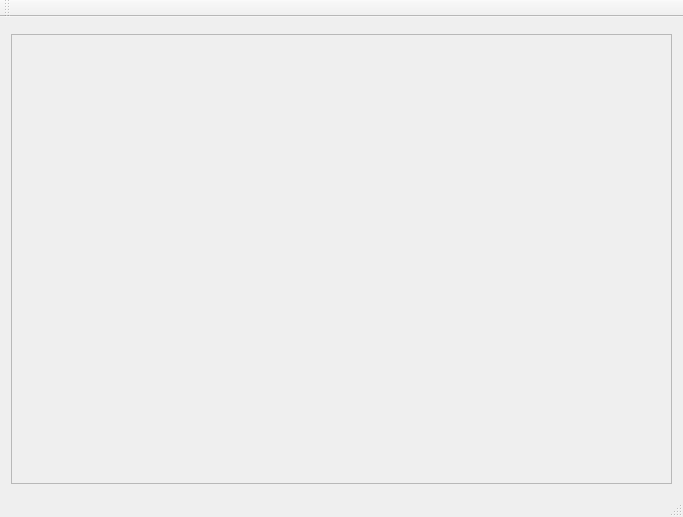
Old version of the form E2EEIM-Desktop/mainwindow.ui in the repository E2EEIM/E2EEIM.
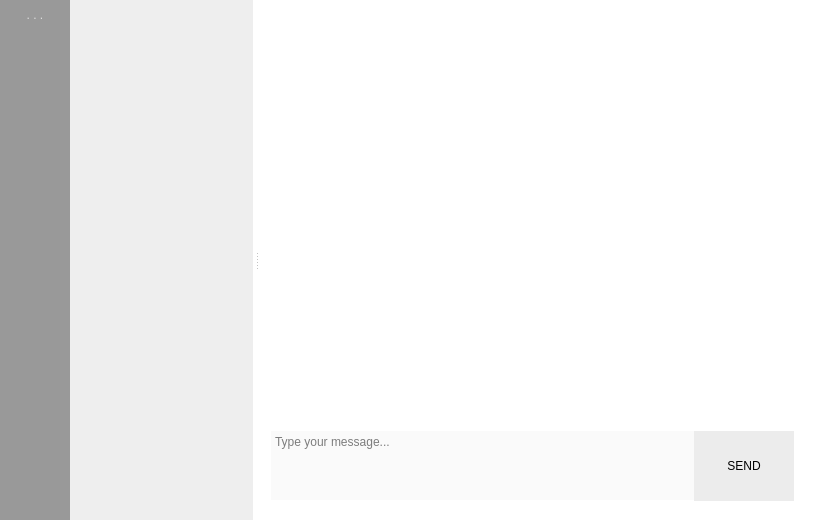
New version of the form. Icons and pictures are not drawn.

Commit message: Recreate Main Window

The edit to the form file:
```diff
--- a/E2EEIM-Desktop/mainwindow.ui
+++ b/E2EEIM-Desktop/mainwindow.ui
@@ -6,71 +6,474 @@
    <rect>
     <x>0</x>
     <y>0</y>
-    <width>683</width>
-    <height>517</height>
+    <width>818</width>
+    <height>520</height>
    </rect>
   </property>
+  <property name="palette">
+   <palette>
+    <active>
+     <colorrole role="Base">
+      <brush brushstyle="SolidPattern">
+       <color alpha="255">
+        <red>255</red>
+        <green>255</green>
+        <blue>255</blue>
+       </color>
+      </brush>
+     </colorrole>
+     <colorrole role="Window">
+      <brush brushstyle="SolidPattern">
+       <color alpha="255">
+        <red>255</red>
+        <green>255</green>
+        <blue>255</blue>
+       </color>
+      </brush>
+     </colorrole>
+    </active>
+    <inactive>
+     <colorrole role="Base">
+      <brush brushstyle="SolidPattern">
+       <color alpha="255">
+        <red>255</red>
+        <green>255</green>
+        <blue>255</blue>
+       </color>
+      </brush>
+     </colorrole>
+     <colorrole role="Window">
+      <brush brushstyle="SolidPattern">
+       <color alpha="255">
+        <red>255</red>
+        <green>255</green>
+        <blue>255</blue>
+       </color>
+      </brush>
+     </colorrole>
+    </inactive>
+    <disabled>
+     <colorrole role="Base">
+      <brush brushstyle="SolidPattern">
+       <color alpha="255">
+        <red>255</red>
+        <green>255</green>
+        <blue>255</blue>
+       </color>
+      </brush>
+     </colorrole>
+     <colorrole role="Window">
+      <brush brushstyle="SolidPattern">
+       <color alpha="255">
+        <red>255</red>
+        <green>255</green>
+        <blue>255</blue>
+       </color>
+      </brush>
+     </colorrole>
+    </disabled>
+   </palette>
+  </property>
   <property name="windowTitle">
    <string>MainWindow</string>
   </property>
   <widget class="QWidget" name="centralWidget">
-   <layout class="QVBoxLayout" name="verticalLayout">
+   <layout class="QHBoxLayout" name="horizontalLayout_2">
+    <property name="spacing">
+     <number>0</number>
+    </property>
+    <property name="leftMargin">
+     <number>0</number>
+    </property>
+    <property name="topMargin">
+     <number>0</number>
+    </property>
+    <property name="rightMargin">
+     <number>0</number>
+    </property>
+    <property name="bottomMargin">
+     <number>0</number>
+    </property>
     <item>
-     <widget class="QFrame" name="frame">
+     <widget class="QFrame" name="frame_Menu">
+      <property name="minimumSize">
+       <size>
+        <width>70</width>
+        <height>0</height>
+       </size>
+      </property>
+      <property name="maximumSize">
+       <size>
+        <width>70</width>
+        <height>16777215</height>
+       </size>
+      </property>
+      <property name="sizeIncrement">
+       <size>
+        <width>0</width>
+        <height>0</height>
+       </size>
+      </property>
+      <property name="styleSheet">
+       <string notr="true">QFrame{
+background: #999999;
+}</string>
+      </property>
+      <property name="frameShape">
+       <enum>QFrame::NoFrame</enum>
+      </property>
+      <property name="frameShadow">
+       <enum>QFrame::Raised</enum>
+      </property>
+      <widget class="QPushButton" name="pushButton_Contact">
+       <property name="geometry">
+        <rect>
+         <x>0</x>
+         <y>100</y>
+         <width>70</width>
+         <height>70</height>
+        </rect>
+       </property>
+       <property name="styleSheet">
+        <string notr="true">QPushButton {
+	border: 0;
+	color: #dddddd;
+     background-color: #999999;
+ }
+ QPushButton:!pressed {
+	color: #333333;
+     background-color: #dddddd;     
+ }
+ QPushButton:!hover {
+	color: #dddddd;
+     background-color: #999999;
+ }</string>
+       </property>
+       <property name="text">
+        <string/>
+       </property>
+       <property name="icon">
+        <iconset resource="res.qrc">
+         <normaloff>:/img/person.png</normaloff>:/img/person.png</iconset>
+       </property>
+       <property name="iconSize">
+        <size>
+         <width>70</width>
+         <height>70</height>
+        </size>
+       </property>
+       <property name="flat">
+        <bool>false</bool>
+       </property>
+      </widget>
+      <widget class="QPushButton" name="pushButton_Group">
+       <property name="geometry">
+        <rect>
+         <x>0</x>
+         <y>170</y>
+         <width>70</width>
+         <height>70</height>
+        </rect>
+       </property>
+       <property name="styleSheet">
+        <string notr="true">QPushButton {
+	border: 0;
+	color: #dddddd;
+     background-color: #999999;
+ }
+ QPushButton:!pressed {
+	color: #333333;
+     background-color: #dddddd;     
+ }
+ QPushButton:!hover {
+	color: #dddddd;
+     background-color: #999999;
+ }</string>
+       </property>
+       <property name="text">
+        <string/>
+       </property>
+       <property name="icon">
+        <iconset resource="res.qrc">
+         <normaloff>:/img/user.svg</normaloff>:/img/user.svg</iconset>
+       </property>
+       <property name="iconSize">
+        <size>
+         <width>70</width>
+         <height>70</height>
+        </size>
+       </property>
+      </widget>
+      <widget class="QPushButton" name="pushButton">
+       <property name="geometry">
+        <rect>
+         <x>0</x>
+         <y>0</y>
+         <width>70</width>
+         <height>30</height>
+        </rect>
+       </property>
+       <property name="styleSheet">
+        <string notr="true">border: 0;
+background: #999999;
+color: #dddddd;</string>
+       </property>
+       <property name="text">
+        <string>. . .</string>
+       </property>
+      </widget>
+      <widget class="QPushButton" name="pushButton_Conversation">
+       <property name="geometry">
+        <rect>
+         <x>0</x>
+         <y>30</y>
+         <width>70</width>
+         <height>70</height>
+        </rect>
+       </property>
+       <property name="styleSheet">
+        <string notr="true">QPushButton {
+	border: 0;
+	color: #dddddd;
+     background-color: #999999;
+ }
+ QPushButton:!pressed {
+	color: #333333;
+     background-color: #dddddd;     
+ }
+ QPushButton:!hover {
+	color: #dddddd;
+     background-color: #999999;
+ }</string>
+       </property>
+       <property name="text">
+        <string/>
+       </property>
+       <property name="icon">
+        <iconset resource="res.qrc">
+         <normaloff>:/img/conversation.png</normaloff>:/img/conversation.png</iconset>
+       </property>
+       <property name="iconSize">
+        <size>
+         <width>70</width>
+         <height>70</height>
+        </size>
+       </property>
+      </widget>
+     </widget>
+    </item>
+    <item>
+     <widget class="QSplitter" name="splitter">
       <property name="sizePolicy">
-       <sizepolicy hsizetype="Preferred" vsizetype="Preferred">
-        <horstretch>0</horstretch>
+       <sizepolicy hsizetype="Expanding" vsizetype="Preferred">
+        <horstretch>1</horstretch>
         <verstretch>0</verstretch>
        </sizepolicy>
       </property>
-      <property name="frameShape">
-       <enum>QFrame::StyledPanel</enum>
+      <property name="orientation">
+       <enum>Qt::Horizontal</enum>
       </property>
-      <property name="frameShadow">
-       <enum>QFrame::Raised</enum>
+      <property name="handleWidth">
+       <number>7</number>
       </property>
-     </widget>
-    </item>
-    <item>
-     <widget class="QFrame" name="frame_2">
-      <property name="sizePolicy">
-       <sizepolicy hsizetype="Preferred" vsizetype="Preferred">
-        <horstretch>0</horstretch>
-        <verstretch>4</verstretch>
-       </sizepolicy>
-      </property>
-      <property name="frameShape">
-       <enum>QFrame::StyledPanel</enum>
-      </property>
-      <property name="frameShadow">
-       <enum>QFrame::Raised</enum>
-      </property>
-      <property name="lineWidth">
-       <number>1</number>
-      </property>
+      <widget class="QFrame" name="frame_Contact">
+       <property name="sizePolicy">
+        <sizepolicy hsizetype="Preferred" vsizetype="Preferred">
+         <horstretch>1</horstretch>
+         <verstretch>0</verstretch>
+        </sizepolicy>
+       </property>
+       <property name="styleSheet">
+        <string notr="true">QFrame{
+background: #eeeeee;
+}</string>
+       </property>
+       <property name="frameShape">
+        <enum>QFrame::NoFrame</enum>
+       </property>
+       <property name="frameShadow">
+        <enum>QFrame::Raised</enum>
+       </property>
+       <property name="lineWidth">
+        <number>0</number>
+       </property>
+       <layout class="QHBoxLayout" name="horizontalLayout">
+        <property name="spacing">
+         <number>0</number>
+        </property>
+        <property name="leftMargin">
+         <number>0</number>
+        </property>
+        <property name="topMargin">
+         <number>0</number>
+        </property>
+        <property name="rightMargin">
+         <number>0</number>
+        </property>
+        <property name="bottomMargin">
+         <number>0</number>
+        </property>
+        <item>
+         <widget class="QListWidget" name="listWidget_Contact">
+          <property name="sizePolicy">
+           <sizepolicy hsizetype="Expanding" vsizetype="Expanding">
+            <horstretch>0</horstretch>
+            <verstretch>0</verstretch>
+           </sizepolicy>
+          </property>
+          <property name="frameShape">
+           <enum>QFrame::NoFrame</enum>
+          </property>
+         </widget>
+        </item>
+       </layout>
+      </widget>
+      <widget class="QFrame" name="frame_Conversation">
+       <property name="sizePolicy">
+        <sizepolicy hsizetype="Preferred" vsizetype="Preferred">
+         <horstretch>2</horstretch>
+         <verstretch>0</verstretch>
+        </sizepolicy>
+       </property>
+       <property name="frameShape">
+        <enum>QFrame::NoFrame</enum>
+       </property>
+       <property name="lineWidth">
+        <number>0</number>
+       </property>
+       <layout class="QVBoxLayout" name="verticalLayout">
+        <property name="spacing">
+         <number>0</number>
+        </property>
+        <property name="leftMargin">
+         <number>0</number>
+        </property>
+        <property name="topMargin">
+         <number>0</number>
+        </property>
+        <property name="rightMargin">
+         <number>24</number>
+        </property>
+        <property name="bottomMargin">
+         <number>0</number>
+        </property>
+        <item>
+         <widget class="QListWidget" name="listWidget_Conversation">
+          <property name="sizePolicy">
+           <sizepolicy hsizetype="Expanding" vsizetype="Expanding">
+            <horstretch>0</horstretch>
+            <verstretch>0</verstretch>
+           </sizepolicy>
+          </property>
+          <property name="frameShape">
+           <enum>QFrame::NoFrame</enum>
+          </property>
+         </widget>
+        </item>
+        <item>
+         <widget class="QFrame" name="frame">
+          <property name="sizePolicy">
+           <sizepolicy hsizetype="Preferred" vsizetype="Preferred">
+            <horstretch>1</horstretch>
+            <verstretch>0</verstretch>
+           </sizepolicy>
+          </property>
+          <property name="maximumSize">
+           <size>
+            <width>16777215</width>
+            <height>100</height>
+           </size>
+          </property>
+          <property name="layoutDirection">
+           <enum>Qt::LeftToRight</enum>
+          </property>
+          <property name="frameShape">
+           <enum>QFrame::NoFrame</enum>
+          </property>
+          <property name="frameShadow">
+           <enum>QFrame::Raised</enum>
+          </property>
+          <layout class="QHBoxLayout" name="horizontalLayout_4">
+           <property name="spacing">
+            <number>0</number>
+           </property>
+           <property name="rightMargin">
+            <number>0</number>
+           </property>
+           <property name="bottomMargin">
+            <number>24</number>
+           </property>
+           <item>
+            <widget class="QPlainTextEdit" name="plainTextEdit">
+             <property name="minimumSize">
+              <size>
+               <width>0</width>
+               <height>69</height>
+              </size>
+             </property>
+             <property name="maximumSize">
+              <size>
+               <width>16777215</width>
+               <height>69</height>
+              </size>
+             </property>
+             <property name="styleSheet">
+              <string notr="true">background: rgb(250, 250, 250)</string>
+             </property>
+             <property name="frameShape">
+              <enum>QFrame::NoFrame</enum>
+             </property>
+             <property name="placeholderText">
+              <string notr="true">Type your message...</string>
+             </property>
+            </widget>
+           </item>
+           <item>
+            <widget class="QPushButton" name="pushButton_5">
+             <property name="minimumSize">
+              <size>
+               <width>100</width>
+               <height>70</height>
+              </size>
+             </property>
+             <property name="maximumSize">
+              <size>
+               <width>100</width>
+               <height>70</height>
+              </size>
+             </property>
+             <property name="sizeIncrement">
+              <size>
+               <width>100</width>
+               <height>70</height>
+              </size>
+             </property>
+             <property name="styleSheet">
+              <string notr="true">QPushButton {
+	border: 0;
+     background-color: #ececec;
+ }
+ QPushButton:!pressed {
+     background-color: #dddddd;     
+ }
+ QPushButton:!hover {
+     background-color: #ececec;
+ }</string>
+             </property>
+             <property name="text">
+              <string>SEND</string>
+             </property>
+            </widget>
+           </item>
+          </layout>
+         </widget>
+        </item>
+       </layout>
+      </widget>
      </widget>
     </item>
    </layout>
   </widget>
-  <widget class="QMenuBar" name="menuBar">
-   <property name="geometry">
-    <rect>
-     <x>0</x>
-     <y>0</y>
-     <width>683</width>
-     <height>22</height>
-    </rect>
-   </property>
-  </widget>
-  <widget class="QToolBar" name="mainToolBar">
-   <attribute name="toolBarArea">
-    <enum>TopToolBarArea</enum>
-   </attribute>
-   <attribute name="toolBarBreak">
-    <bool>false</bool>
-   </attribute>
-  </widget>
-  <widget class="QStatusBar" name="statusBar"/>
  </widget>
  <layoutdefault spacing="6" margin="11"/>
  <resources/>
```
Left out of the diff: 16 changed lines with no effect on the pictures. The commit also changes 10 other files.
